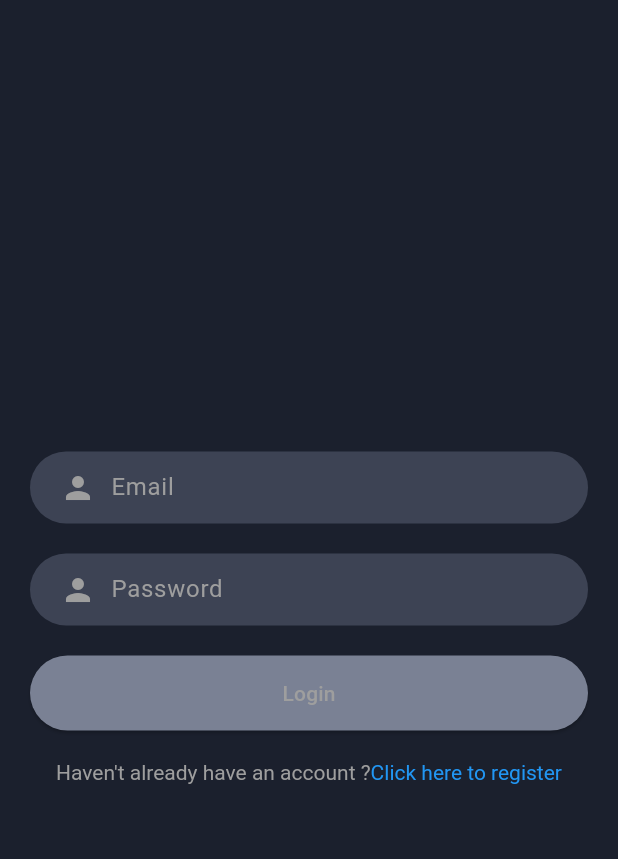
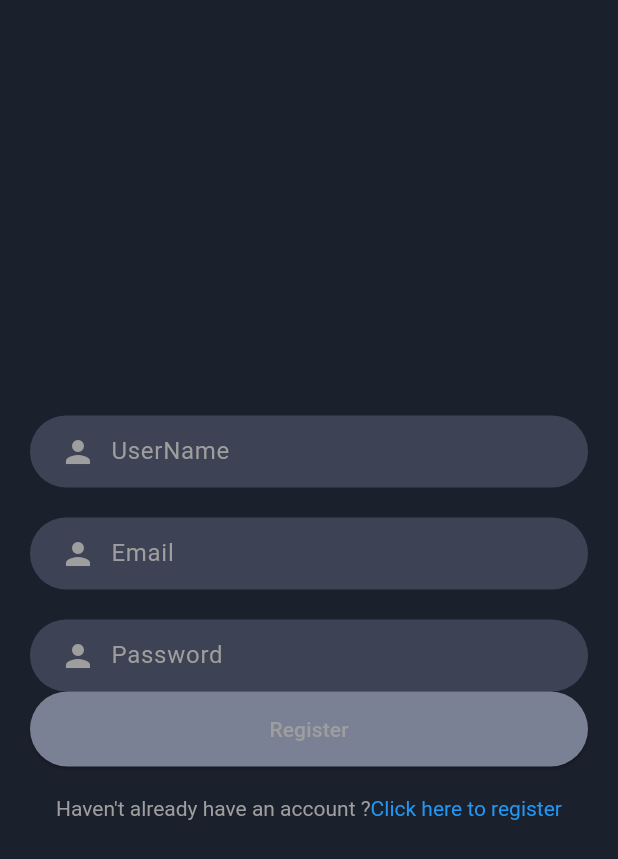
Before and after one commit to nhaaothuat/chat_app-, a Flutter app: the screen it shows after launch, on a phone screen of 412 x 824 dp. Shown: the top 859 px of the screen. Run offline on Flutter 3.47's test engine with Material 3 defaults, Android fonts, the phone set to English and light mode, and no system bars; our stand-ins replace bloc, flutter_bloc, flutter_secure_storage, google_fonts.

Commit message:
add login and register

```diff
--- a/lib/features.auth/data/model/user_model.dart
+++ b/lib/features.auth/data/model/user_model.dart
@@ -5,10 +5,14 @@ class UserModel extends UserEnity {
     required String id,
     required String username,
     required String email,
-  }) : super(id: id, username: username, email: email);
+    required String token,
+  }) : super(id: id, username: username, email: email, token: token);
 
   factory UserModel.fromJson(Map<String, dynamic> json) {
     return UserModel(
-        id: json['id'], username: json['username'], email: json['email']);
+        id: json['id'] ?? '',
+        username: json['username'] ?? '',
+        email: json['email'] ?? '',
+        token: json['token'] ?? '');
   }
 }
--- a/lib/features.auth/domain/enities/user_enity.dart
+++ b/lib/features.auth/domain/enities/user_enity.dart
@@ -2,6 +2,7 @@ class UserEnity{
   final String id;
   final String email;
   final String username;
+  final String token;
 
-  UserEnity({required this.id,required this.email, required this.username});
+  UserEnity({required this.id,required this.email, required this.username,this.token=""});
 }
--- /dev/null
+++ b/lib/features.auth/presentation/bloc/auth_bloc.dart
@@ -0,0 +1,44 @@
+import 'package:bloc/bloc.dart';
+import 'package:chat_app/features.auth/domain/usecases/login_us.dart';
+import 'package:chat_app/features.auth/domain/usecases/register_uc.dart';
+import 'package:chat_app/features.auth/presentation/bloc/auth_event.dart';
+import 'package:chat_app/features.auth/presentation/bloc/auth_state.dart';
+import 'package:flutter_secure_storage/flutter_secure_storage.dart';
+
+class AuthBloc extends Bloc<AuthEvent, AuthState> {
+  final RegisterUseCase registerUseCase;
+  final LoginUseCase loginUseCase;
+  final _storage = FlutterSecureStorage();
+  AuthBloc({required this.loginUseCase, required this.registerUseCase})
+      : super(AuthInitial()) {
+    on<RegisterEvent>(_onRegister);
+    on<LoginEvent>(_onLogin);
+  }
+  Future<void> _onRegister(RegisterEvent event, Emitter<AuthState> emit) async {
+    emit(AuthLoading());
+    try {
+      final user = await registerUseCase.call(
+          event.email, event.password, event.username);
+
+      emit(AuthSuccess(message: "Registration succcessfull"));
+    } catch (e) {
+      emit(AuthFailed(error: "Failed"));
+    }
+  }
+
+  Future<void> _onLogin(LoginEvent event, Emitter<AuthState> emit) async {
+    emit(AuthLoading());
+
+    try {
+      final user = await loginUseCase.call(event.email, event.password);
+      await _storage.write(key: 'token', value: user.token);
+      print('token: ${user.token}');
+      emit(AuthSuccess(message: "Login succcessfull"));
+    } catch (e) {
+      print('Login error: $e');
+      // emit lỗi chi tiết hơn nếu có thể:
+      emit(AuthFailed(error: e.toString()));
+      // emit(AuthFailed(error: "Failed"));
+    }
+  }
+}
--- /dev/null
+++ b/lib/features.auth/presentation/bloc/auth_event.dart
@@ -0,0 +1,17 @@
+abstract class AuthEvent{}
+
+class RegisterEvent extends AuthEvent{
+  final String username;
+  final String email;
+  final String password;
+
+  RegisterEvent({required this.username,required this.email,required this.password});
+
+}
+
+class LoginEvent extends AuthEvent {
+  final String email;
+  final String password;
+
+  LoginEvent({required this.email, required this.password});
+}
--- /dev/null
+++ b/lib/features.auth/presentation/bloc/auth_state.dart
@@ -0,0 +1,17 @@
+abstract class AuthState{}
+
+class AuthInitial extends AuthState{}
+
+class AuthLoading extends AuthState{}
+
+class AuthSuccess extends AuthState{
+  final String message;
+
+  AuthSuccess({required this.message});
+}
+
+class AuthFailed extends AuthState{
+  final String error;
+
+  AuthFailed({required this.error});
+}
--- a/lib/features.auth/presentation/pages/login_page.dart
+++ b/lib/features.auth/presentation/pages/login_page.dart
@@ -1,5 +1,11 @@
-import 'package:chat_app/core/theme.dart';
+import 'package:chat_app/features.auth/presentation/bloc/auth_bloc.dart';
+import 'package:chat_app/features.auth/presentation/bloc/auth_event.dart';
+import 'package:chat_app/features.auth/presentation/bloc/auth_state.dart';
+import 'package:chat_app/features.auth/presentation/widgets/auth_button.dart';
+import 'package:chat_app/features.auth/presentation/widgets/auth_input_field.dart';
+import 'package:chat_app/features.auth/presentation/widgets/login_prompt.dart';
 import 'package:flutter/material.dart';
+import 'package:flutter_bloc/flutter_bloc.dart';
 
 class LoginPage extends StatefulWidget {
   const LoginPage({super.key});
@@ -9,25 +15,23 @@ class LoginPage extends StatefulWidget {
 }
 
 class _LoginPageState extends State<LoginPage> {
-
   final TextEditingController _emailNameController = TextEditingController();
   final TextEditingController _passwordController = TextEditingController();
 
-  void _showInputValues(){
-
-      String email = _emailNameController.text;
-      String password =_passwordController.text;
-
-      print("Email: $email - Password: $password");
+  @override
+  void dispose() {
+    _passwordController.dispose();
+    _emailNameController.dispose();
+    super.dispose();
   }
 
-  @override
-  void dispose() {
+  void _onLogin() {
+    BlocProvider.of<AuthBloc>(context).add(LoginEvent(
+      email: _emailNameController.text,
+      password: _passwordController.text,
+    ));
+  }
 
-   _passwordController.dispose();
-   _emailNameController.dispose();
-    super.dispose();
-  }
   @override
   Widget build(BuildContext context) {
     return Scaffold(
@@ -38,88 +42,51 @@ class _LoginPageState extends State<LoginPage> {
             mainAxisAlignment: MainAxisAlignment.center,
             crossAxisAlignment: CrossAxisAlignment.stretch,
             children: [
-
-              _buildTextInput("Email", Icons.person, _emailNameController),
+              AuthInputField(
+                  hint: "Email",
+                  controller: _emailNameController,
+                  icon: Icons.person),
               SizedBox(
                 height: 20,
               ),
-              _buildTextInput("Password", Icons.person, _passwordController,isPassword: true),
+              AuthInputField(
+                  hint: "Password",
+                  controller: _passwordController,
+                  icon: Icons.person,
+                  isPassword: true),
               SizedBox(
                 height: 20,
               ),
-              _buildRegisterButton(),
+              BlocConsumer<AuthBloc, AuthState>(builder: (context, state) {
+                if (state is AuthLoading) {
+                  return Center(
+                    child: CircularProgressIndicator(),
+                  );
+                }
+                return AuthButton(text: "Login", onPressed: _onLogin);
+              }, listener: (context, state) {
+                if (state is AuthSuccess) {
+
+                  Navigator.pushNamed(context, "/chat");
+                } else if (state is AuthFailed) {
+                  ScaffoldMessenger.of(context).showSnackBar(
+                    SnackBar(content: Text(state.error)),
+                  );
+                }
+              }),
               SizedBox(
                 height: 20,
               ),
-              _buildLoginButton()
+              LoginPrompt(
+                  onTap: () {
+                    Navigator.pushNamed(context, "/register");
+                  },
+                  subtitle: "Register",
+                  title: "Haven't already an account?")
             ],
           ),
         ),
       ),
     );
   }
-
-  Widget _buildTextInput(
-      String hint, IconData icon, TextEditingController controller,
-      {bool isPassword = false}) {
-    return Container(
-      decoration: BoxDecoration(
-          color: DefaultColors.sentMessageInput,
-          borderRadius: BorderRadius.circular(25)),
-      padding: EdgeInsets.symmetric(horizontal: 20),
-      child: Row(
-        children: [
-          Icon(
-            icon,
-            color: Colors.grey,
-          ),
-          SizedBox(
-            width: 10,
-          ),
-          Expanded(
-              child: TextField(
-            controller: controller,
-            obscureText: isPassword,
-            decoration: InputDecoration(
-                hintText: hint,
-                hintStyle: TextStyle(color: Colors.grey),
-                border: InputBorder.none),
-            style: TextStyle(color: Colors.white),
-          ))
-        ],
-      ),
-    );
-  }
-
-  Widget _buildRegisterButton() {
-    return ElevatedButton(
-      onPressed: _showInputValues,
-      style: ElevatedButton.styleFrom(
-          backgroundColor: DefaultColors.buttonColor,
-          shape:
-              RoundedRectangleBorder(borderRadius: BorderRadius.circular(25)),
-          padding: EdgeInsets.symmetric(vertical: 15)),
-      child: Text(
-        "Login",
-        style: TextStyle(color: Colors.grey),
-      ),
-    );
-  }
-
-  Widget _buildLoginButton() {
-    return Center(
-      child: GestureDetector(
-        onTap: () {},
-        child: RichText(
-            text: TextSpan(
-                text: "Haven't already have an account ?",
-                style: TextStyle(color: Colors.grey),
-                children: [
-              TextSpan(
-                  text: "Click here to register",
-                  style: TextStyle(color: Colors.blue))
-            ])),
-      ),
-    );
-  }
 }
--- a/lib/main.dart
+++ b/lib/main.dart
@@ -1,25 +1,48 @@
+import 'package:chat_app/chat_page.dart';
+import 'package:chat_app/core/theme.dart';
+import 'package:chat_app/features.auth/data/datasource/auth_datasource.dart';
+import 'package:chat_app/features.auth/data/repositories/auth_repo.dart';
 
-import 'package:chat_app/core/theme.dart';
+import 'package:chat_app/features.auth/domain/usecases/login_us.dart';
+import 'package:chat_app/features.auth/domain/usecases/register_uc.dart';
+import 'package:chat_app/features.auth/presentation/bloc/auth_bloc.dart';
 import 'package:chat_app/features.auth/presentation/pages/login_page.dart';
+import 'package:chat_app/features.auth/presentation/pages/register_page.dart';
 
+import 'package:flutter_bloc/flutter_bloc.dart';
 
 import 'package:flutter/material.dart';
 
 void main() {
-  runApp(const MyApp());
+  final authRepository = AuthRepoImple(authDataSource: AuthDataSource() );
+  runApp( MyApp(authRepoImple:authRepository, ));
 }
 
 class MyApp extends StatelessWidget {
-  const MyApp({super.key});
+  final AuthRepoImple authRepoImple;
+  const MyApp({super.key,required this.authRepoImple});
 
   // This widget is the root of your application.
   @override
   Widget build(BuildContext context) {
-    return MaterialApp(
-      title: 'Flutter Demo',
-      theme: AppTheme.darkTheme,
-      debugShowCheckedModeBanner: false,
-      home: LoginPage(),
+    return MultiBlocProvider(
+      providers: [
+        BlocProvider(
+            create: (_) => AuthBloc(
+                loginUseCase: LoginUseCase(repository: authRepoImple),
+                registerUseCase: RegisterUseCase(repository: authRepoImple)))
+      ],
+      child: MaterialApp(
+        title: 'Flutter Demo',
+        theme: AppTheme.darkTheme,
+        debugShowCheckedModeBanner: false,
+        home: RegisterPage(),
+        routes: {
+          '/login': (_) => LoginPage(),
+          '/register': (_) => RegisterPage(),
+          '/chat': (_)=>ChatPage(),
+        },
+      ),
     );
   }
 }
--- a/pubspec.yaml
+++ b/pubspec.yaml
@@ -38,6 +38,7 @@ dependencies:
   http: ^1.4.0
   bloc: ^9.0.0
   flutter_secure_storage: ^9.2.4
+  flutter_bloc: ^9.1.1
 
 dev_dependencies:
   flutter_test:
```
Also changed, not shown: lib/features.auth/data/datasource/auth_datasource.dart (+7 -4 lines), lib/features.auth/presentation/pages/register_page.dart (+61 -85 lines), pubspec.lock, 1 other file.
